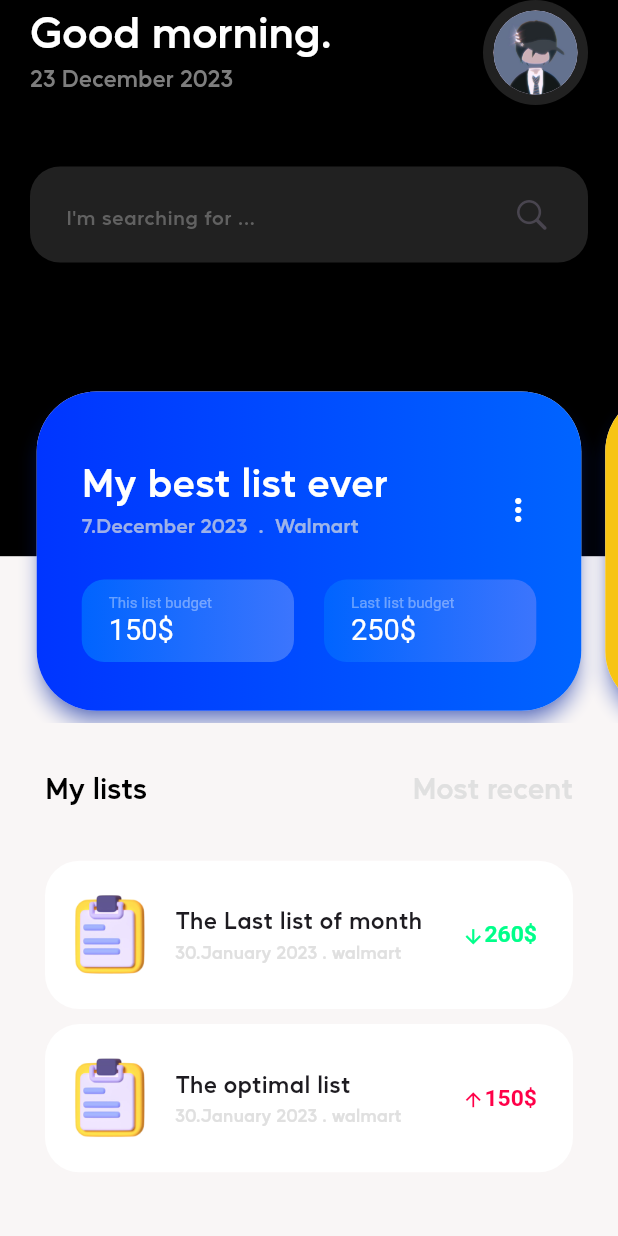
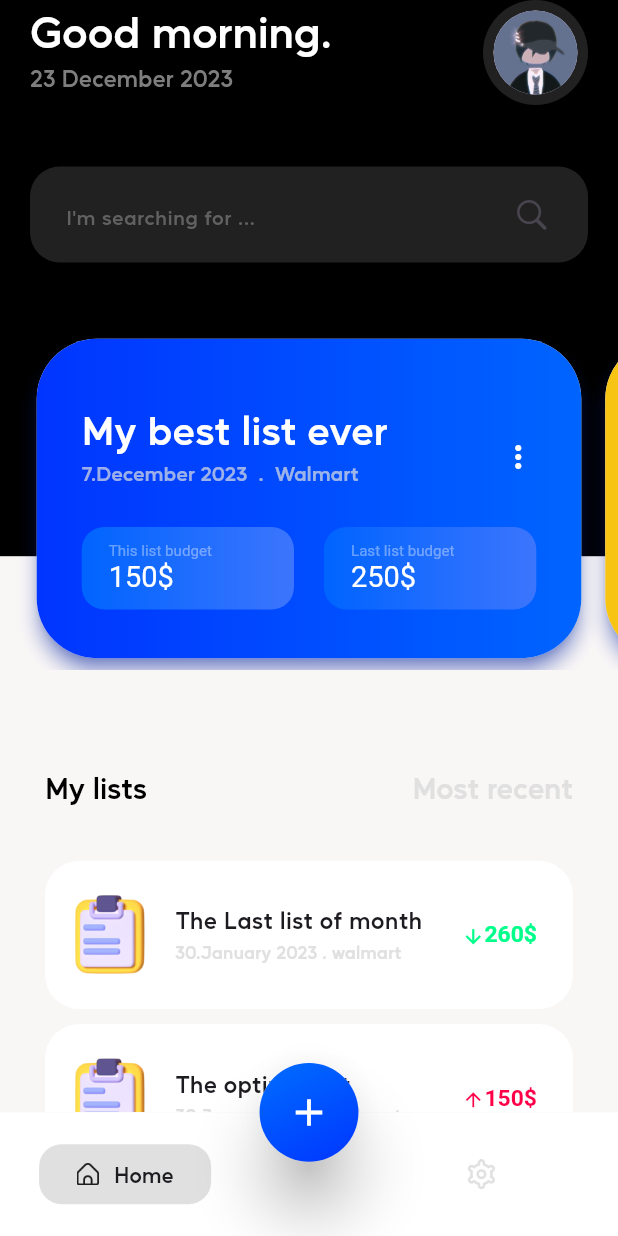
Before and after one commit to OmarIdkoukou/shoping_management, a Flutter app: the screen it shows after launch, on a phone screen of 412 x 824 dp. Run offline on Flutter 3.47's test engine with Material 2 defaults, Android fonts, the phone set to English and light mode, and no system bars; drawn by our look-alikes of carousel_slider; our stand-ins replace animate_do, device_preview, nb_utils, responsive_sizer.

Commit message:
add-BottomNavBar

```diff
--- a/lib/constant/image_path.dart
+++ b/lib/constant/image_path.dart
@@ -4,4 +4,6 @@ class ImagePath {
   static const String barcodeRead = "assets/images/barcode-read.png";
   static const String profileImage = "assets/images/profileImage.jpeg";
   static const String fileImage = "assets/images/FIle.png";
+  static const String homeIcon = "assets/images/home.png";
+  static const String settingsIcon = "assets/images/settings.png";
 }
--- a/lib/screens/home_screen.dart
+++ b/lib/screens/home_screen.dart
@@ -3,15 +3,17 @@ import 'package:flutter/material.dart';
 import 'package:nb_utils/nb_utils.dart';
 import 'package:shopping_managment/constant/app_data.dart';
 import 'package:shopping_managment/constant/colors.dart';
+import 'package:shopping_managment/constant/dimentions.dart';
+import 'package:shopping_managment/constant/image_path.dart';
 import 'package:shopping_managment/widgets/custom_text_field_widget.dart';
 import 'package:shopping_managment/widgets/walmart_widget.dart';
 import '../widgets/custom_button_widget.dart';
+import '../widgets/floating_action_button_widget.dart';
 import '../widgets/home_screen_header_widget.dart';
 import 'package:carousel_slider/carousel_slider.dart';
 import 'package:responsive_sizer/responsive_sizer.dart';
 
 import '../widgets/my_list_widget.dart';
-import '../widgets/product_bought_widget.dart';
 
 class HomeScreen extends StatelessWidget {
   const HomeScreen({Key? key}) : super(key: key);
@@ -19,6 +21,53 @@ class HomeScreen extends StatelessWidget {
   @override
   Widget build(BuildContext context) {
     return Scaffold(
+      bottomNavigationBar: Container(
+        color: Colors.white,
+        height: 10.h,
+        child: Row(
+          mainAxisAlignment: MainAxisAlignment.spaceAround,
+          children: [
+            Container(
+              decoration: BoxDecoration(
+                  color: AppColors.kGrey,
+                  borderRadius: BorderRadius.circular(kBorderRadius - 5)),
+              child: Padding(
+                padding:
+                    const EdgeInsets.symmetric(vertical: 10.0, horizontal: 25),
+                child: Row(
+                  children: [
+                    const ImageIcon(
+                      AssetImage(ImagePath.homeIcon),
+                      size: 15,
+                    ),
+                    10.width,
+                    const Text("Home")
+                  ],
+                ),
+              ),
+            ),
+            (MediaQuery.of(context).size.width * 0.1).toInt().width,
+            Container(
+              decoration: BoxDecoration(
+                  borderRadius: BorderRadius.circular(kBorderRadius - 5)),
+              child: Padding(
+                padding:
+                    const EdgeInsets.symmetric(vertical: 10.0, horizontal: 25),
+                child: Row(
+                  children: [
+                    ImageIcon(
+                      const AssetImage(ImagePath.settingsIcon),
+                      size: 20,
+                      color: AppColors.kGrey,
+                    ),
+                    30.width
+                  ],
+                ),
+              ),
+            ),
+          ],
+        ),
+      ),
       body: Stack(
         alignment: const Alignment(0.0, -0.15),
         children: [
@@ -82,11 +131,13 @@ class HomeScreen extends StatelessWidget {
                   padding: const EdgeInsets.all(30),
                   children: AppData.homeDummyData
                       .map((e) => Padding(
-                        padding: const EdgeInsets.symmetric(vertical: 5.0),
-                        child: myListWidget(
-                    title: e["title"],
-                            h: Device.height, isDown: e["isDown"], price: e["price"]),
-                      ))
+                            padding: const EdgeInsets.symmetric(vertical: 5.0),
+                            child: myListWidget(
+                                title: e["title"],
+                                h: Device.height,
+                                isDown: e["isDown"],
+                                price: e["price"]),
+                          ))
                       .toList(),
                 ),
               )
@@ -131,6 +182,11 @@ class HomeScreen extends StatelessWidget {
           ),
         ],
       ),
+      floatingActionButton: buildFloatingActionButton(
+          h: MediaQuery.of(context).size.height,
+          w: MediaQuery.of(context).size.height,
+          iconData: Icons.add),
+      floatingActionButtonLocation: FloatingActionButtonLocation.centerDocked,
     );
   }
 }
```
Also changed, not shown: assets/images/home.png (added), assets/images/settings.png (added).
